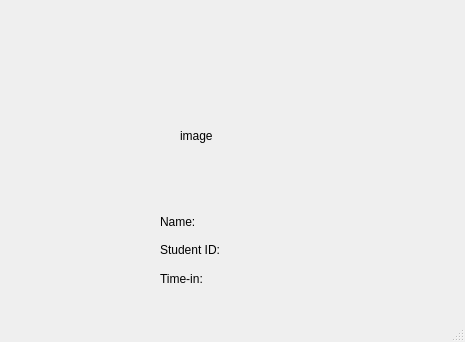
Qt form GUI/information.ui (phuongthunee/Face-Recognition-in-Real-time) before a commit.
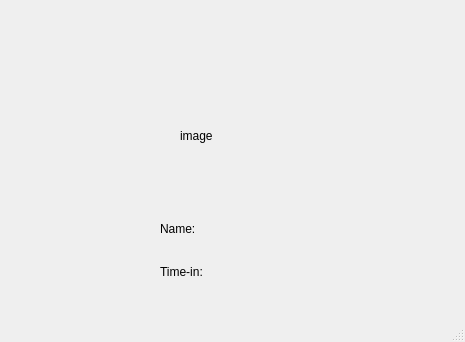
The same form after that commit.

Diff of the .ui file:
```diff
--- a/GUI/information.ui
+++ b/GUI/information.ui
@@ -52,24 +52,6 @@
       </layout>
      </item>
      <item row="1" column="0">
-      <layout class="QHBoxLayout" name="horizontalLayout_4">
-       <item>
-        <widget class="QLabel" name="id">
-         <property name="text">
-          <string>Student ID:</string>
-         </property>
-        </widget>
-       </item>
-       <item>
-        <widget class="QLabel" name="idLabel">
-         <property name="text">
-          <string/>
-         </property>
-        </widget>
-       </item>
-      </layout>
-     </item>
-     <item row="2" column="0">
       <layout class="QHBoxLayout" name="horizontalLayout_2">
        <item>
         <widget class="QLabel" name="timeIn">
```
